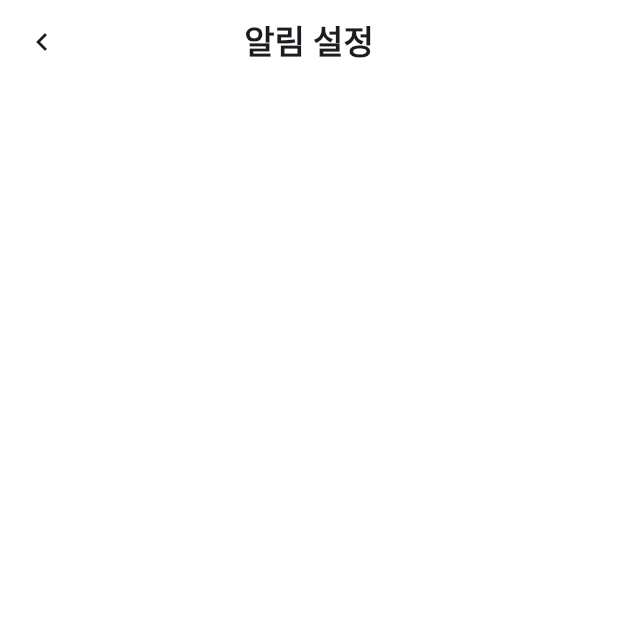
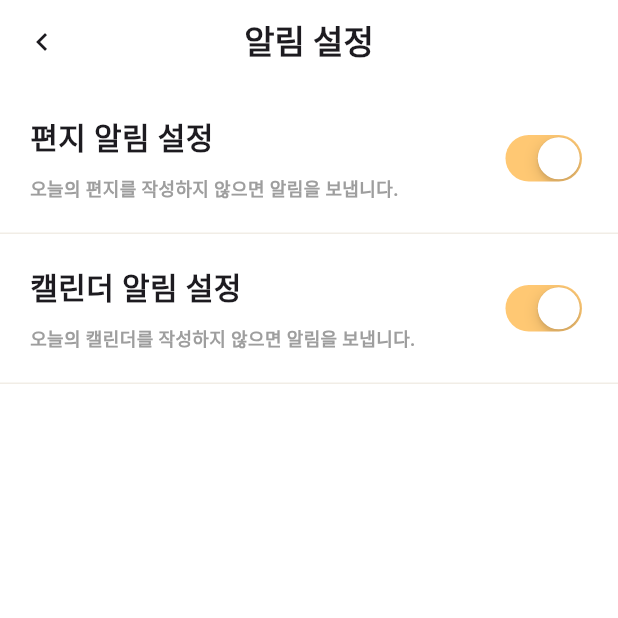
Before and after one commit to DwKwCs/LOGIN_APP_With_Pet, a Flutter app: the HomeSetting screen opened directly, after a tap on the "chevron right" icon, on a phone screen of 412 x 824 dp, the top half of it. Run offline on Flutter 3.47's test engine with Material 3 defaults, Android fonts, the light colour scheme and no system bars; our stand-ins replace flutter_local_notifications, image_picker, percent_indicator, shared_preferences, sqflite, table_calendar; accounts and stored records are empty.

Commit message:
3.4 - 2차 최종. 임시편지가 정식 저장되지 않는 부분 수정. 알림 설정 구현 중.

```diff
--- a/lib/component/home/home_setting.dart
+++ b/lib/component/home/home_setting.dart
@@ -1,7 +1,9 @@
 import 'package:flutter/material.dart';
 import 'package:login_withpet/const/colors.dart';
-import 'package:login_withpet/component/home/notification_setting.dart';
-import 'package:login_withpet/component/home/announce_setting.dart';
+import 'package:login_withpet/component/home/setting_page/notification_setting.dart';
+import 'package:login_withpet/component/home/setting_page/announce_setting.dart';
+import 'package:login_withpet/component/home/setting_page/private_info.dart';
+import 'package:login_withpet/component/home/setting_page/terms_of_service.dart';
 
 class HomeSetting extends StatelessWidget {
   final formKey = GlobalKey<FormState>();
@@ -96,7 +98,10 @@ class HomeSetting extends StatelessWidget {
                     style: TextStyle(color: Colors.black, fontSize: 20, fontWeight: FontWeight.w500),
                     '개인정보 처리방침',
                   ),
-                  onPressed: () {},
+                  onPressed: () {
+                    Navigator.of(context)
+                        .push(MaterialPageRoute(builder: (context) => PrivateInfo()));
+                  },
                 ),
               ],
             ),
@@ -115,45 +120,10 @@ class HomeSetting extends StatelessWidget {
                     style: TextStyle(color: Colors.black, fontSize: 20, fontWeight: FontWeight.w500),
                     '서비스 이용약관',
                   ),
-                  onPressed: () {},
-                ),
-              ],
-            ),
-          ),
-          Container(
-            height: 70,
-            width: MediaQuery.of(context).size.width,
-            padding: const EdgeInsets.only(left: 20),
-            decoration: const BoxDecoration(
-              border: Border(bottom: BorderSide(color: SUB_COLOR1, width: 1)),
-            ),
-            child: Row(
-              children: [
-                TextButton(
-                  child: Text(
-                    style: TextStyle(color: Colors.black, fontSize: 20, fontWeight: FontWeight.w500),
-                    '로그아웃',
-                  ),
-                  onPressed: () {},
-                ),
-              ],
-            ),
-          ),
-          Container(
-            height: 70,
-            width: MediaQuery.of(context).size.width,
-            padding: const EdgeInsets.only(left: 20),
-            decoration: const BoxDecoration(
-              border: Border(bottom: BorderSide(color: SUB_COLOR1, width: 1)),
-            ),
-            child: Row(
-              children: [
-                TextButton(
-                  child: Text(
-                    style: TextStyle(color: Colors.black, fontSize: 20, fontWeight: FontWeight.w500),
-                    '계정 탈퇴',
-                  ),
-                  onPressed: () {},
+                  onPressed: () {
+                    Navigator.of(context)
+                        .push(MaterialPageRoute(builder: (context) => TermsOfService()));
+                  },
                 ),
               ],
             ),
--- /dev/null
+++ b/lib/component/home/notice_share_preferences.dart
@@ -0,0 +1,21 @@
+import 'package:shared_preferences/shared_preferences.dart';
+
+class NoticeSharePreferences {
+  // 알림 상태 저장
+  Future<void> saveNotificationSettings(List<bool> noticeChecked) async {
+    final prefs = await SharedPreferences.getInstance();
+    for (int i = 0; i < noticeChecked.length; i++) {
+      prefs.setBool('noticeChecked_$i', noticeChecked[i]); // 알림 상태를 저장
+    }
+  }
+
+  // 알림 상태 불러오기
+  Future<List<bool>> loadNotificationSettings() async {
+    final prefs = await SharedPreferences.getInstance();
+    List<bool> noticeChecked = [];
+    for (int i = 0; i < 2; i++) { // 알림 설정의 개수를 2개로 설정 (편지, 캘린더)
+      noticeChecked.add(prefs.getBool('noticeChecked_$i') ?? true); // 저장된 상태가 없다면 기본값(true) 사용
+    }
+    return noticeChecked;
+  }
+}
--- /dev/null
+++ b/lib/component/home/setting_page/notification_setting.dart
@@ -0,0 +1,120 @@
+import 'package:flutter/material.dart';
+import 'package:flutter/cupertino.dart';
+import 'package:login_withpet/component/home/notification_service.dart';
+import 'package:login_withpet/component/home/notice_share_preferences.dart';
+
+class NotificationScreen extends StatefulWidget {
+  const NotificationScreen({super.key});
+
+  @override
+  State<NotificationScreen> createState() => _NotificationState();
+}
+
+class _NotificationState extends State<NotificationScreen> {
+  List<bool> noticeChecked = [true, true];
+
+  @override
+  void initState() {
+    super.initState();
+    _loadSettings(); // 앱 시작 시 알림 설정 불러오기
+  }
+
+  // 알림 설정 불러오기
+  Future<void> _loadSettings() async {
+    NoticeSharePreferences settings = NoticeSharePreferences();
+    List<bool> savedSettings = await settings.loadNotificationSettings();
+    setState(() {
+      noticeChecked = savedSettings;
+    });
+  }
+
+  // 알림 설정 저장
+  Future<void> _saveSettings() async {
+    NoticeSharePreferences settings = NoticeSharePreferences();
+    await settings.saveNotificationSettings(noticeChecked);
+  }
+
+  @override
+  Widget build(BuildContext context) {
+    return Scaffold(
+      backgroundColor: Colors.white,
+      appBar: AppBar(
+        backgroundColor: Colors.white,
+        leading: IconButton(
+          onPressed: () {
+            Navigator.of(context).pop();
+          },
+          icon: const Icon(Icons.chevron_left),
+        ),
+        title: const Text(
+          '알림 설정',
+          style: TextStyle(fontWeight: FontWeight.w800),
+        ),
+        centerTitle: true,
+      ),
+      body: Column(
+        children: [
+          noticeCard('편지 알림 설정', 0),
+          noticeCard('캘린더 알림 설정', 1),
+        ],
+      ),
+    );
+  }
+
+  Widget noticeCard(String title, int index) {
+    return Container(
+      height: 100,
+      width: MediaQuery.of(context).size.width,
+      padding: const EdgeInsets.symmetric(horizontal: 20),
+      decoration: const BoxDecoration(
+        border: Border(bottom: BorderSide(color: Color(0xfff1ede6), width: 1)),
+      ),
+      child: Row(
+        mainAxisAlignment: MainAxisAlignment.spaceBetween,
+        children: [
+          Expanded(
+            child: Column(
+              crossAxisAlignment: CrossAxisAlignment.start,
+              mainAxisAlignment: MainAxisAlignment.center,
+              children: [
+                Text(
+                  title,
+                  style: const TextStyle(fontSize: 20, fontWeight: FontWeight.bold),
+                ),
+                const SizedBox(height: 10),
+                Text(
+                  index == 0
+                      ? '오늘의 편지를 작성하지 않으면 알림을 보냅니다.'
+                      : '오늘의 캘린더를 작성하지 않으면 알림을 보냅니다.',
+                  style: const TextStyle(color: Colors.grey, fontSize: 12, fontWeight: FontWeight.bold),
+                ),
+              ],
+            ),
+          ),
+          CupertinoSwitch(
+            activeColor: const Color(0xffffc873),
+            value: noticeChecked[index],
+            onChanged: (bool value) {
+              setState(() {
+                noticeChecked[index] = value;
+                _updateNotification(index, value); // 알림 활성화/비활성화
+                _saveSettings(); // 설정 변경 시 저장
+              });
+            },
+          ),
+        ],
+      ),
+    );
+  }
+
+  /// 알림 설정 업데이트
+  void _updateNotification(int index, bool isEnabled) {
+    if (isEnabled) {
+      String title = index == 0 ? "편지 작성 알림" : "캘린더 작성 알림";
+      String body = index == 0
+          ? "오늘의 편지를 아직 작성하지 않았어요! 작성해 보세요."
+          : "오늘의 캘린더를 아직 작성하지 않았어요! 작성해 보세요.";
+      NotificationService.showNotification(title, body);
+    }
+  }
+}
--- a/lib/component/home/notification_setting.dart
+++ b/lib/component/home/setting_page/private_info.dart
@@ -1,13 +1,13 @@
 import 'package:flutter/material.dart';
 
-class NotificationScreen extends StatefulWidget {
-  const NotificationScreen({super.key});
+class PrivateInfo extends StatefulWidget {
+  const PrivateInfo({super.key});
 
   @override
-  State<NotificationScreen> createState() => _NotificationState();
+  State<PrivateInfo> createState() => _PrivateInfoState();
 }
 
-class _NotificationState extends State<NotificationScreen> {
+class _PrivateInfoState extends State<PrivateInfo> {
   @override
   Widget build(BuildContext context) {
     return Scaffold(
@@ -21,8 +21,8 @@ class _NotificationState extends State<NotificationScreen> {
           icon: const Icon(Icons.chevron_left),
         ),
         title: const Text(
-          '알림 설정',
-          style: TextStyle(fontWeight: FontWeight.w800)
+            '개인정보 처리방침',
+            style: TextStyle(fontWeight: FontWeight.w800)
         ),
         centerTitle: true,
       ),
--- a/lib/function/info_screen.dart
+++ b/lib/function/info_screen.dart
@@ -84,8 +84,8 @@ class _InfoScreenState extends State<InfoScreen> with SingleTickerProviderStateM
       physics: NeverScrollableScrollPhysics(),
       controller: tabController,
       children: [
-        WebViewHospital(),
-        WebViewFuneralHall(),
+        HospitalMap(),
+        FuneralHallMap(),
       ],
     );
   }
--- a/pubspec.yaml
+++ b/pubspec.yaml
@@ -49,6 +49,9 @@ dependencies:
   percent_indicator: ^4.2.4
   image_picker: ^1.1.2
   sqflite: ^2.4.1
+  url_launcher: ^6.3.1
+  flutter_local_notifications: ^18.0.1
+  shared_preferences: ^2.5.2
 
 dev_dependencies:
   flutter_test:
```
Also changed, not shown: lib/component/home/custom_text_field.dart (deleted, +0 -18 lines), lib/component/home/notification_service.dart (added, +40 -0 lines), lib/component/home/setting_page/terms_of_service.dart (added, +31 -0 lines), lib/component/letter/temp_save_letter.dart (+12 -3 lines), lib/component/letter/write_letter.dart (+8 -7 lines), lib/component/map_info/map_funeral_hall.dart (+45 -11 lines), lib/component/map_info/map_hospital.dart (+48 -11 lines), lib/database/db_helper.dart (+7 -4 lines), lib/function/letter_screen.dart (+30 -15 lines), lib/main.dart (+5 -2 lines), lib/component/home/setting_page/announce_setting.dart (renamed from lib/component/home/announce_setting.dart), pubspec.lock, 5 other files.
